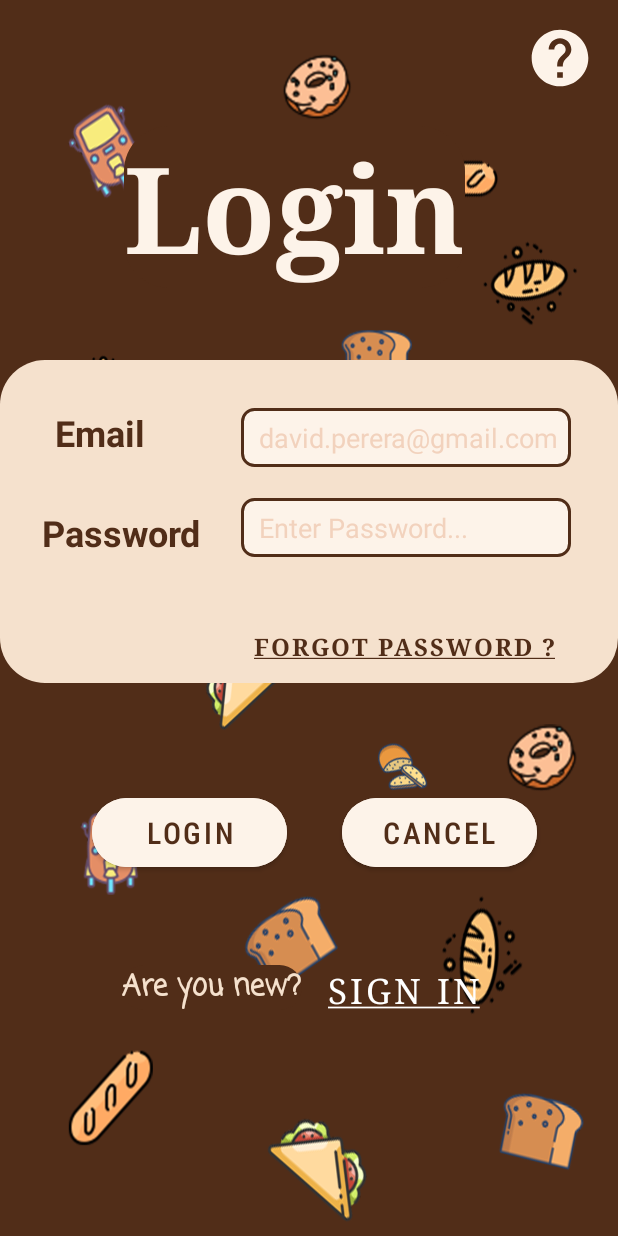
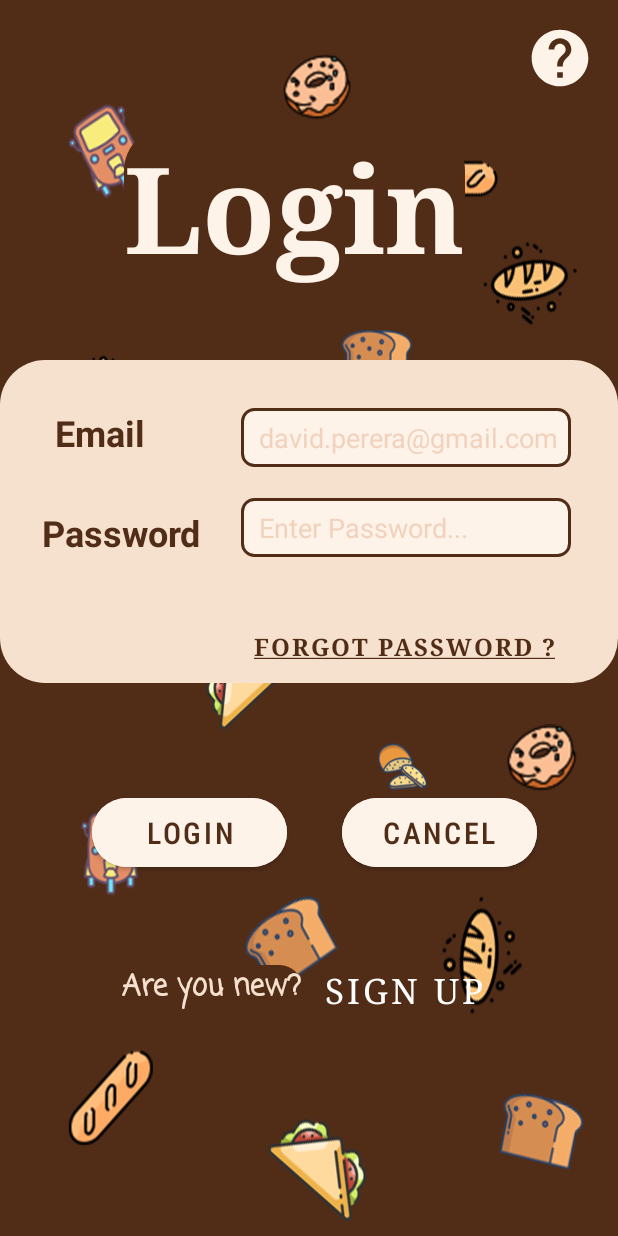
Before and after one commit to Nikila99gimhan/MAD-assignment, an Android app: the Activity_Login screen opened directly, with no data from a screen before it, on a phone screen of 412 x 824 dp. Run offline under Robolectric (Android 15) with nearby library versions, the phone set to English and light mode, and no system bars.

Commit message:
string and login updated

```diff
--- a/app/src/main/java/com/example/choonpaan/Activity_Login.kt
+++ b/app/src/main/java/com/example/choonpaan/Activity_Login.kt
@@ -30,7 +30,7 @@ class Activity_Login : AppCompatActivity() {
             startActivity(intent)
         }
         login.setOnClickListener{
-            val intent=Intent(this,HomPage::class.java)
+            val intent=Intent(this,home_page::class.java)
             startActivity(intent)
         }
     }
--- a/app/src/main/res/layout/activity_login.xml
+++ b/app/src/main/res/layout/activity_login.xml
@@ -104,7 +104,7 @@
         android:layout_height="56dp"
         android:background="#00FFFFFF"
         android:fontFamily="serif"
-        android:text="@string/signin"
+        android:text="@string/sign_up"
         android:textSize="23sp"
 
         app:layout_constraintBottom_toBottomOf="parent"
--- a/app/src/main/res/values/strings.xml
+++ b/app/src/main/res/values/strings.xml
@@ -1,7 +1,7 @@
 <resources>
     <string name="app_name">Choon Paan</string>
     <string name="forgot_password"><u>Forgot Password ?</u></string>
-    <string name="signin"><u>Sign In</u></string>
+    <string name="signup"><u>Sign In</u></string>
     <string name="username">UserName</string>
     <string name="password">Password</string>
     <string name="are_you_new">Are you new?</string>
```
